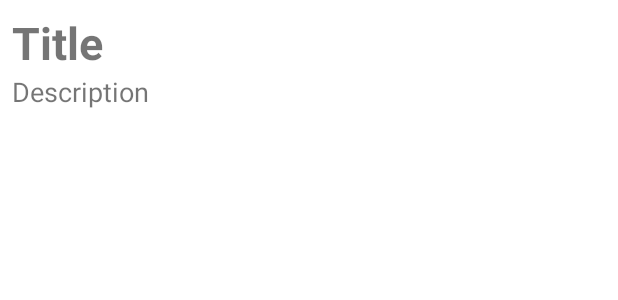
After one commit to CarlosRodrigo/devapps-android-basico-review, an Android app: the layout note_item.xml on its own in the app's theme, with its tools: preview values and no code run, on a phone screen of 412 x 824 dp. The commit adds this screen. Shown: the top 300 px of the screen. Run offline under Robolectric (Android 15) with nearby library versions, the phone set to English and light mode, and no system bars.

Commit message:
Adding ListView and Item layouts

```diff
--- /dev/null
+++ b/app/src/main/res/layout/note_item.xml
@@ -0,0 +1,29 @@
+<?xml version="1.0" encoding="utf-8"?>
+<androidx.constraintlayout.widget.ConstraintLayout xmlns:android="http://schemas.android.com/apk/res/android"
+    xmlns:app="http://schemas.android.com/apk/res-auto"
+    android:layout_width="match_parent"
+    android:layout_height="wrap_content">
+
+        <TextView
+            android:id="@+id/note_item_title"
+            android:layout_width="wrap_content"
+            android:layout_height="wrap_content"
+            android:layout_margin="8dp"
+            android:text="@string/title"
+            android:textSize="30sp"
+            android:textStyle="bold"
+            android:maxLines="2"
+            app:layout_constraintStart_toStartOf="parent"
+            app:layout_constraintTop_toTopOf="parent" />
+
+        <TextView
+            android:id="@+id/item_note_description"
+            android:layout_width="wrap_content"
+            android:layout_height="wrap_content"
+            android:text="@string/description"
+            android:textSize="18sp"
+            android:maxLines="6"
+            app:layout_constraintStart_toStartOf="@+id/note_item_title"
+            app:layout_constraintTop_toBottomOf="@+id/note_item_title" />
+
+    </androidx.constraintlayout.widget.ConstraintLayout>
--- a/app/src/main/res/values/strings.xml
+++ b/app/src/main/res/values/strings.xml
@@ -1,3 +1,5 @@
 <resources>
     <string name="app_name">Notas</string>
+    <string name="title">Title</string>
+    <string name="description">Description</string>
 </resources>
```
Also changed, not shown: app/src/main/res/layout/activity_main.xml (+7 -7 lines).
